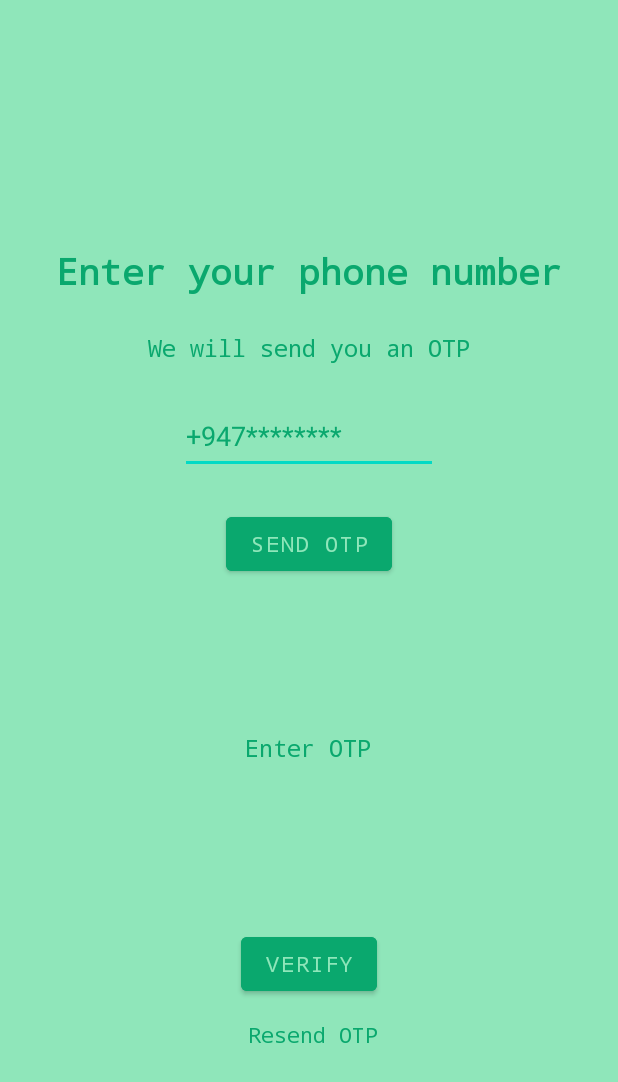
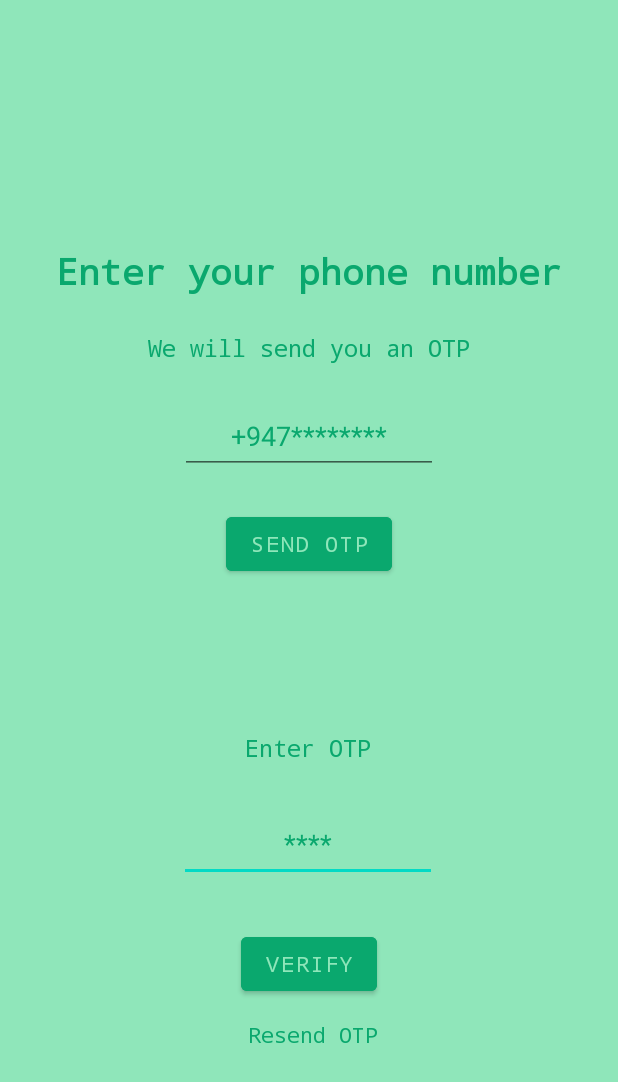
Before and after one commit to SasmithaDasanayaka/GoAlone, an Android app: the VerificationActivity screen opened directly, with no data from a screen before it, on a phone screen of 412 x 824 dp. Shown: the top 1082 px of the screen. Run offline under Robolectric (Android 15) with nearby library versions, the phone set to English and light mode, and no system bars; our stand-ins replace Firebase (no records; nobody signed in at launch, a user with empty details on screens opened directly), navigation-ui; 3 statements that could not run were skipped.

Commit message:
adding oauth

```diff
--- a/app/build.gradle
+++ b/app/build.gradle
@@ -1,7 +1,7 @@
 plugins {
     id 'com.android.application'
 }
-
+apply plugin: 'com.google.gms.google-services'  // Google Services plugin
 android {
     compileSdk 31
 
@@ -47,4 +47,11 @@ dependencies {
     androidTestImplementation 'androidx.test.espresso:espresso-core:3.4.0'
     implementation 'androidx.recyclerview:recyclerview:1.0.0'
     implementation 'io.github.chaosleung:pinview:1.4.4'
+    // Import the Firebase BoM
+    implementation platform('com.google.firebase:firebase-bom:29.0.3')
+    // Dependency for the Firebase SDK for Google Analytics
+    implementation 'com.google.firebase:firebase-analytics'
+    // Dependencies for Firebase Authentication and Cloud Firestore
+    implementation 'com.google.firebase:firebase-auth'
+    implementation 'com.google.firebase:firebase-firestore'
 }
--- a/app/src/main/AndroidManifest.xml
+++ b/app/src/main/AndroidManifest.xml
@@ -7,6 +7,9 @@
     <uses-permission android:name="android.permission.BLUETOOTH" />
     <uses-permission android:name="android.permission.BLUETOOTH_CONNECT" />
     <uses-permission android:name="android.permission.BLUETOOTH_SCAN" />
+    <uses-permission android:name="android.permission.INTERNET" />
+    <uses-permission android:name="android.permission.ACCESS_NETWORK_STATE" />
+
 
     <application
         android:allowBackup="true"
--- a/app/src/main/java/com/example/goalone/VerificationActivity.java
+++ b/app/src/main/java/com/example/goalone/VerificationActivity.java
@@ -7,6 +7,8 @@ import com.google.android.material.snackbar.Snackbar;
 import androidx.appcompat.app.AppCompatActivity;
 
 import android.view.View;
+import android.widget.Button;
+import android.widget.EditText;
 
 import androidx.navigation.NavController;
 import androidx.navigation.Navigation;
@@ -14,11 +16,19 @@ import androidx.navigation.ui.AppBarConfiguration;
 import androidx.navigation.ui.NavigationUI;
 
 import com.example.goalone.databinding.ActivityVerificationBinding;
+import com.google.firebase.auth.FirebaseAuth;
 
 public class VerificationActivity extends AppCompatActivity {
 
     private AppBarConfiguration appBarConfiguration;
     private ActivityVerificationBinding binding;
+
+    private FirebaseAuth mAuth; // variable for FirebaseAuth class
+    private EditText edtPhone, edtOTP;  // field for phone and OTP
+
+    private Button verifyOTPBtn, generateOTPBtn;    // buttons for generating OTP and verifying OTP
+
+    private String verificationId;   // string for storing verification ID
 
     @Override
     protected void onCreate(Bundle savedInstanceState) {
@@ -26,6 +36,9 @@ public class VerificationActivity extends AppCompatActivity {
 
         binding = ActivityVerificationBinding.inflate(getLayoutInflater());
         setContentView(binding.getRoot());
+
+        // getting instance of FirebaseAuth
+        mAuth = FirebaseAuth.getInstance();
 
         //setSupportActionBar(binding.toolbar);
 
--- a/app/src/main/res/layout/activity_verification.xml
+++ b/app/src/main/res/layout/activity_verification.xml
@@ -74,6 +74,24 @@
         app:layout_constraintTop_toBottomOf="@+id/textView5"
         app:layout_constraintVertical_bias="0.18" />
 
+    <EditText
+        android:id="@+id/idEdtOtp"
+        style="@style/Widget.AppCompat.EditText"
+        android:layout_width="172dp"
+        android:layout_height="50dp"
+        android:ems="10"
+        android:hint="****"
+        android:textAlignment="center"
+        android:inputType="phone"
+        android:textColor="#0AA86E"
+        android:textColorHint="#0AA86E"
+        app:layout_constraintBottom_toTopOf="@+id/button3"
+        app:layout_constraintEnd_toEndOf="parent"
+        app:layout_constraintHorizontal_bias="0.497"
+        app:layout_constraintStart_toStartOf="parent"
+        app:layout_constraintTop_toBottomOf="@+id/textView6"
+        app:layout_constraintVertical_bias="0.486" />
+
     <Button
         android:id="@+id/button3"
         android:layout_width="wrap_content"
@@ -90,10 +108,11 @@
         app:layout_constraintVertical_bias="0.705" />
 
     <EditText
-        android:id="@+id/editTextPhone"
+        android:id="@+id/idEdtPhoneNumber"
         style="@style/Widget.AppCompat.EditText"
         android:layout_width="172dp"
         android:layout_height="50dp"
+        android:textAlignment="center"
         android:ems="10"
         android:hint="+947********"
         android:inputType="phone"
--- a/build.gradle
+++ b/build.gradle
@@ -7,7 +7,7 @@ buildscript {
     }
     dependencies {
         classpath "com.android.tools.build:gradle:7.0.4"
-
+        classpath 'com.google.gms:google-services:4.3.10'  // Google Services plugin
         // NOTE: Do not place your application dependencies here; they belong
         // in the individual module build.gradle files
     }
```
Also changed, not shown: 1 other file.
